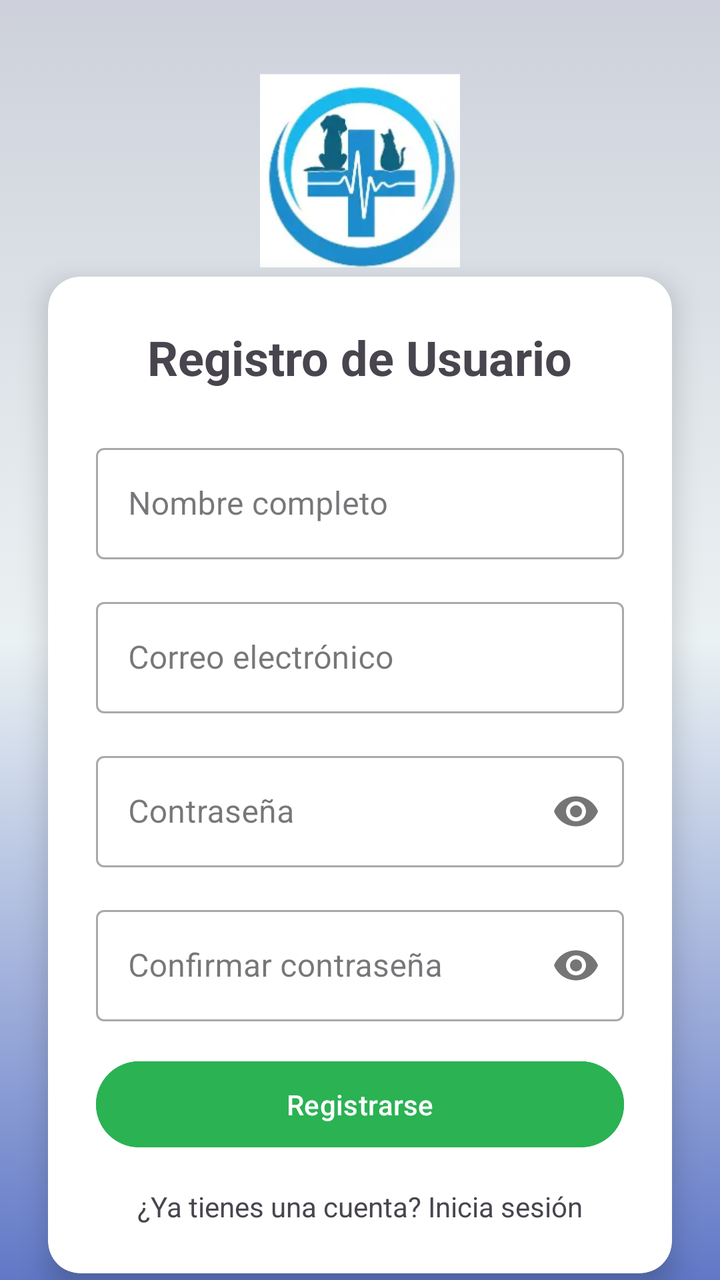
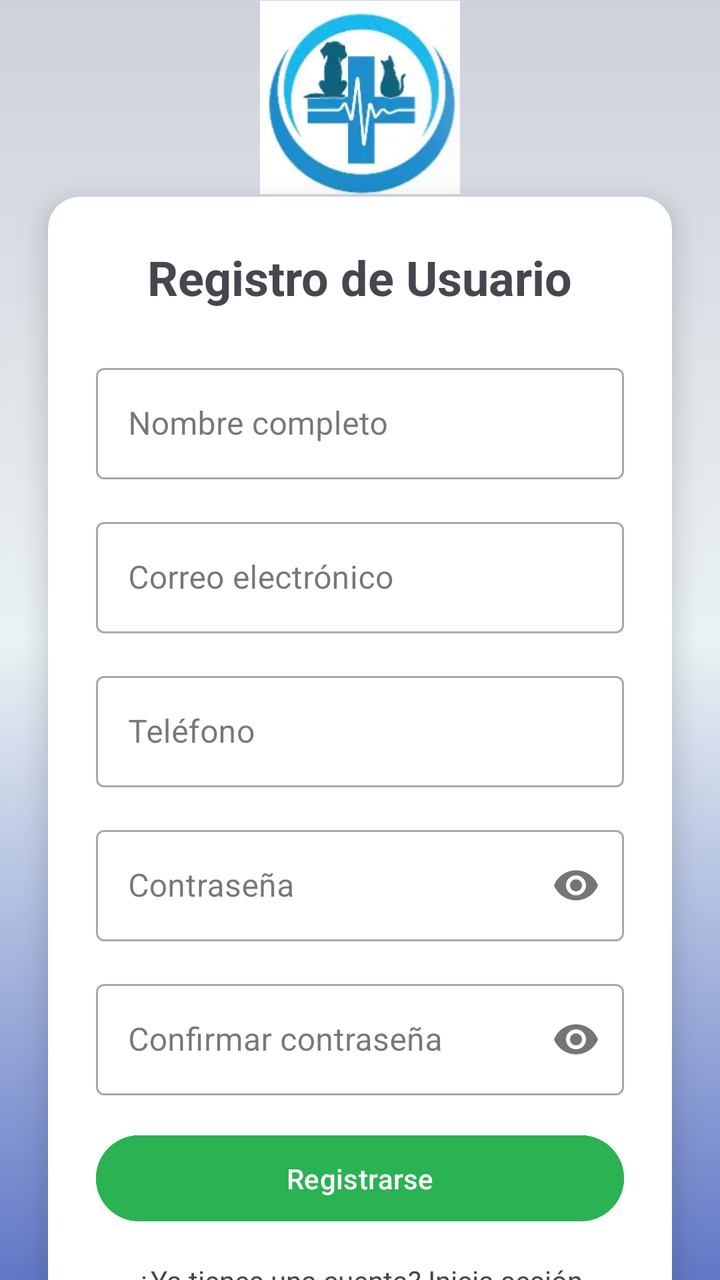

Before-and-after screenshots of an Android layout around one commit, followed by the original layout XML and the change that was made.
<!-- AndroidManifest.xml: application theme Theme.Veterinaria -->
<!-- res/layout/activity_registro.xml -->
<?xml version="1.0" encoding="utf-8"?>
<androidx.constraintlayout.widget.ConstraintLayout xmlns:android="http://schemas.android.com/apk/res/android"
    xmlns:app="http://schemas.android.com/apk/res-auto"
    xmlns:tools="http://schemas.android.com/tools"
    android:layout_width="match_parent"
    android:layout_height="match_parent"
    android:background="@drawable/gradient_fondo"
    tools:context=".Registro_act">

    <ImageView
        android:id="@+id/logoImageView"
        android:layout_width="100dp"
        android:layout_height="100dp"
        android:src="@drawable/logos"
        app:layout_constraintTop_toTopOf="parent"
        app:layout_constraintStart_toStartOf="parent"
        app:layout_constraintEnd_toEndOf="parent"
        android:layout_marginTop="32dp"
        app:layout_constraintBottom_toTopOf="@+id/cardView"/>

    <androidx.cardview.widget.CardView
        android:id="@+id/cardView"
        android:layout_width="0dp"
        android:layout_height="wrap_content"
        android:layout_marginStart="24dp"
        android:layout_marginEnd="24dp"
        app:cardCornerRadius="16dp"
        app:cardElevation="8dp"
        app:layout_constraintTop_toBottomOf="@+id/logoImageView"
        app:layout_constraintStart_toStartOf="parent"
        app:layout_constraintEnd_toEndOf="parent"
        app:layout_constraintBottom_toBottomOf="parent">

        <LinearLayout
            android:layout_width="match_parent"
            android:layout_height="wrap_content"
            android:orientation="vertical"
            android:padding="24dp">

            <TextView
                android:layout_width="wrap_content"
                android:layout_height="wrap_content"
                android:layout_gravity="center_horizontal"
                android:text="Registro de Usuario"
                android:textSize="24sp"
                android:textStyle="bold"
                android:layout_marginBottom="24dp" />

            <com.google.android.material.textfield.TextInputLayout
                android:id="@+id/tilNombreCompleto"
                android:layout_width="match_parent"
                android:layout_height="wrap_content"
                android:layout_marginBottom="16dp"
                style="@style/Widget.MaterialComponents.TextInputLayout.OutlinedBox">

                <com.google.android.material.textfield.TextInputEditText
                    android:id="@+id/etNombreCompleto"
                    android:layout_width="match_parent"
                    android:layout_height="wrap_content"
                    android:hint="Nombre completo"
                    android:inputType="textPersonName" />
            </com.google.android.material.textfield.TextInputLayout>

            <com.google.android.material.textfield.TextInputLayout
                android:id="@+id/tilCorreo"
                android:layout_width="match_parent"
                android:layout_height="wrap_content"
                android:layout_marginBottom="16dp"
                style="@style/Widget.MaterialComponents.TextInputLayout.OutlinedBox">

                <com.google.android.material.textfield.TextInputEditText
                    android:id="@+id/etCorreo"
                    android:layout_width="match_parent"
                    android:layout_height="wrap_content"
                    android:hint="Correo electrónico"
                    android:inputType="textEmailAddress" />
            </com.google.android.material.textfield.TextInputLayout>

            <com.google.android.material.textfield.TextInputLayout
                android:id="@+id/tilContrasena"
                android:layout_width="match_parent"
                android:layout_height="wrap_content"
                app:passwordToggleEnabled="true"
                android:layout_marginBottom="16dp"
                style="@style/Widget.MaterialComponents.TextInputLayout.OutlinedBox">

                <com.google.android.material.textfield.TextInputEditText
                    android:id="@+id/etContrasena"
                    android:layout_width="match_parent"
                    android:layout_height="wrap_content"
                    android:hint="Contraseña"
                    android:inputType="textPassword" />
            </com.google.android.material.textfield.TextInputLayout>

            <com.google.android.material.textfield.TextInputLayout
                android:id="@+id/tilConfirmarContrasena"
                android:layout_width="match_parent"
                android:layout_height="wrap_content"
                app:passwordToggleEnabled="true"
                android:layout_marginBottom="16dp"
                style="@style/Widget.MaterialComponents.TextInputLayout.OutlinedBox">

                <com.google.android.material.textfield.TextInputEditText
                    android:id="@+id/etConfirmarContrasena"
                    android:layout_width="match_parent"
                    android:layout_height="wrap_content"
                    android:hint="Confirmar contraseña"
                    android:inputType="textPassword" />
            </com.google.android.material.textfield.TextInputLayout>

            <Button
                android:id="@+id/btnRegistrarse"
                android:layout_width="match_parent"
                android:layout_height="wrap_content"
                android:layout_marginBottom="16dp"
                android:text="Registrarse"
                android:backgroundTint="#2AB253"
                android:textColor="@android:color/white"
                android:paddingTop="12dp"
                android:paddingBottom="12dp"/>

            <TextView
                android:id="@+id/tvIniciarSesion"
                android:layout_width="wrap_content"
                android:layout_height="wrap_content"
                android:layout_gravity="center_horizontal"
                android:text="¿Ya tienes una cuenta? Inicia sesión" />

        </LinearLayout>
    </androidx.cardview.widget.CardView>

</androidx.constraintlayout.widget.ConstraintLayout>
<!-- resources referenced by this layout -->
<resources>
  <!-- drawable gradient_fondo (drawable) -->
  <?xml version="1.0" encoding="utf-8"?>
  <selector xmlns:android="http://schemas.android.com/apk/res/android">
      <item>
          <shape>
              <gradient
                  android:startColor="#6178C7"
                  android:centerColor="#C7E5F0EF"
                  android:endColor="#CED1DB"
                  android:angle="90"/>
              <corners
                  android:radius="0dp"/>
          </shape>
      </item>
  </selector>
  <!-- drawable logos: png bitmap (drawable, 48544 bytes) -->
  <style name="Theme.Veterinaria" parent="Base.Theme.Veterinaria" />
  <style name="Base.Theme.Veterinaria" parent="Theme.Material3.DayNight.NoActionBar">
          
          
      </style>
</resources>

<!-- the commit's change to res/layout/activity_registro.xml (unified diff, before → after) -->
@@ -77,6 +77,21 @@
             </com.google.android.material.textfield.TextInputLayout>
 
             <com.google.android.material.textfield.TextInputLayout
+                android:id="@+id/tilTelefono"
+                android:layout_width="match_parent"
+                android:layout_height="wrap_content"
+                android:layout_marginBottom="16dp"
+                style="@style/Widget.MaterialComponents.TextInputLayout.OutlinedBox">
+
+                <com.google.android.material.textfield.TextInputEditText
+                    android:id="@+id/etTelefono"
+                    android:layout_width="match_parent"
+                    android:layout_height="wrap_content"
+                    android:hint="Teléfono"
+                    android:inputType="phone" />
+            </com.google.android.material.textfield.TextInputLayout>
+
+            <com.google.android.material.textfield.TextInputLayout
                 android:id="@+id/tilContrasena"
                 android:layout_width="match_parent"
                 android:layout_height="wrap_content"
